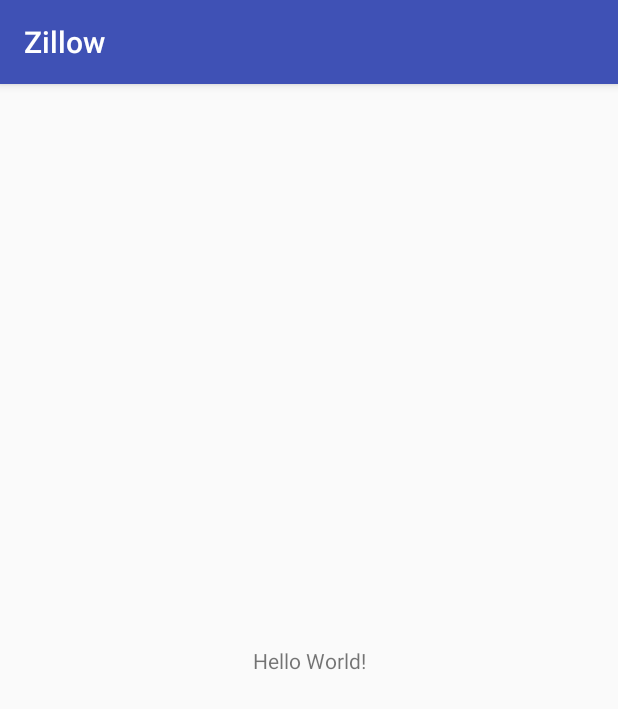
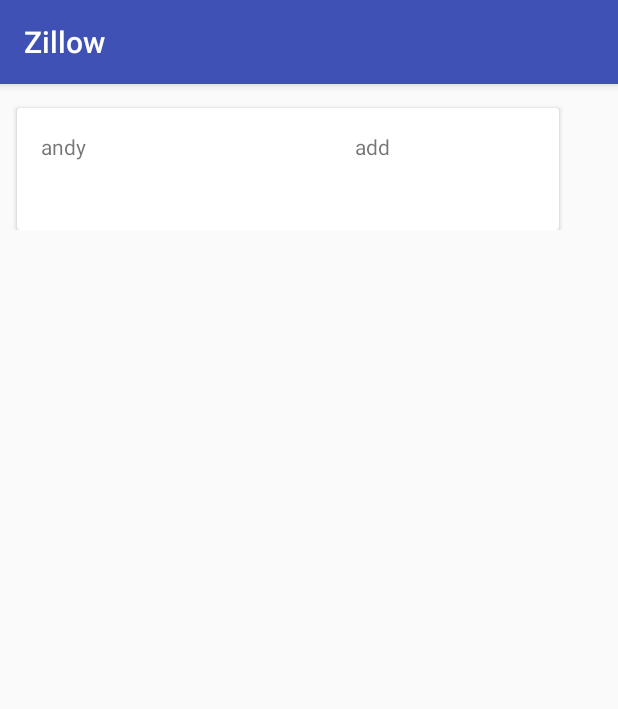
Before and after one commit to ysc1995/Zillow, an Android app: the screen it shows after launch (MainActivity), on a phone screen of 412 x 824 dp. Shown: the top 709 px of the screen. Run offline under Robolectric (Android 15) with nearby library versions, the phone set to English and light mode, and no system bars; our stand-ins replace RxJava, data binding; network calls fail; 1 statement that could not run was skipped.

Commit message:
Adding Recycler View

```diff
--- a/app/src/main/java/com/example/shaochengyang/zillow/data/DataManager.kt
+++ b/app/src/main/java/com/example/shaochengyang/zillow/data/DataManager.kt
@@ -6,8 +6,8 @@
     companion object {
         val iNetworkHelper : NetworkHelper = NetworkHelper()
     }
-    override fun getPropertyList(i: Int, s: String) {
-        iNetworkHelper.getPropertyList(i,s)
+    override fun getPropertyList(i: Int, s: String, viewModel: com.example.shaochengyang.zillow.viewmodel.ViewModel) {
+        iNetworkHelper.getPropertyList(i,s, viewModel)
     }
 
 
--- /dev/null
+++ b/app/src/main/java/com/example/shaochengyang/zillow/data/model/BindableAdapter.kt
@@ -0,0 +1,6 @@
+package com.example.shaochengyang.zillow.data.model
+
+interface BindableAdapter<T> {
+    fun updateList(items: List<T>)
+    fun idxChanged(positions: Int)
+}
--- /dev/null
+++ b/app/src/main/java/com/example/shaochengyang/zillow/data/model/PropertyItemAdapter.kt
@@ -0,0 +1,50 @@
+package com.example.shaochengyang.zillow.data.model
+
+import android.support.v7.widget.RecyclerView
+import android.view.LayoutInflater
+import android.view.View
+import android.view.ViewGroup
+import com.example.shaochengyang.zillow.R
+import kotlinx.android.synthetic.main.property_item_layout.view.*
+
+class PropertyItemAdapter : RecyclerView.Adapter<PropertyItemAdapter.MyViewHolder>(), BindableAdapter<PropertyItem>{
+
+    var mylist = emptyList<PropertyItem>()
+
+    override fun updateList(newList: List<PropertyItem>){
+        mylist = newList
+        notifyDataSetChanged()
+        //Log.d("MyTag","List Changed")
+    }
+
+    override fun idxChanged(idx: Int){
+        notifyItemChanged(idx)
+        //Log.d("MyTag","idx Changed")
+    }
+
+
+    override fun onCreateViewHolder(parent: ViewGroup, viewType: Int): MyViewHolder {
+        val v = LayoutInflater.from(parent.context).inflate(R.layout.property_item_layout, parent, false)
+        return MyViewHolder(v)
+    }
+
+    override fun getItemCount(): Int {
+        return mylist.size
+    }
+
+    override fun onBindViewHolder(holder: MyViewHolder, position: Int) {
+        var property = mylist.get(position)
+        holder.bind(property)
+    }
+
+
+    class MyViewHolder(itemView: View): RecyclerView.ViewHolder(itemView) {
+
+        fun bind(myProperty: PropertyItem){
+            itemView.textView_id.text = myProperty.id
+            itemView.textView_address.text = myProperty.propertyaddress
+        }
+
+    }
+
+}
--- a/app/src/main/java/com/example/shaochengyang/zillow/data/network/INetworkHelper.kt
+++ b/app/src/main/java/com/example/shaochengyang/zillow/data/network/INetworkHelper.kt
@@ -1,8 +1,6 @@
 package com.example.shaochengyang.zillow.data.network
 
 
-
-
 interface INetworkHelper {
-    abstract fun getPropertyList(i: Int, s: String)
+    abstract fun getPropertyList(i: Int, s: String, viewModel: com.example.shaochengyang.zillow.viewmodel.ViewModel)
 }
--- a/app/src/main/java/com/example/shaochengyang/zillow/data/network/NetworkHelper.kt
+++ b/app/src/main/java/com/example/shaochengyang/zillow/data/network/NetworkHelper.kt
@@ -1,7 +1,6 @@
 package com.example.shaochengyang.zillow.data.network
 
 import android.util.Log
-import com.example.shaochengyang.zillow.data.IDataManager
 import io.reactivex.android.schedulers.AndroidSchedulers
 import io.reactivex.disposables.Disposable
 import io.reactivex.schedulers.Schedulers
@@ -13,12 +12,19 @@
     }*/
     val apiService by lazy { ApiService.create() }
 
-    override fun getPropertyList(i: Int, s: String) {
+    override fun getPropertyList(i: Int, s: String, viewModel: com.example.shaochengyang.zillow.viewmodel.ViewModel) {
         disposable = apiService.getPropertyListInfo(i,s)
                 .subscribeOn(Schedulers.io())
                 .observeOn(AndroidSchedulers.mainThread())
                 .subscribe(
-                        {result -> Log.d("thistag", result.property!![0].id)},
+                        {result -> //Log.d("thistag", result.property!![0].id)
+                         //viewModel.updateList(result.property!![0])
+                            for(item in result.property!!){
+                                viewModel.updateList(item)
+                            }
+
+
+                        },
                         { error -> Log.d("thistag",error.message)}
                 )
     }
--- a/app/src/main/java/com/example/shaochengyang/zillow/ui/MainActivity.kt
+++ b/app/src/main/java/com/example/shaochengyang/zillow/ui/MainActivity.kt
@@ -1,20 +1,45 @@
 package com.example.shaochengyang.zillow.ui
 
+import android.databinding.DataBindingUtil
 import android.os.Bundle
 import android.support.v7.app.AppCompatActivity
+import android.support.v7.widget.LinearLayoutManager
 import com.example.shaochengyang.zillow.R
 import com.example.shaochengyang.zillow.data.DataManager
 import com.example.shaochengyang.zillow.data.IDataManager
+import com.example.shaochengyang.zillow.data.model.PropertyItem
+import com.example.shaochengyang.zillow.data.model.PropertyItemAdapter
+import com.example.shaochengyang.zillow.databinding.ActivityMainBinding
+import com.example.shaochengyang.zillow.viewmodel.ViewModel
+import kotlinx.android.synthetic.main.activity_main.*
 
 class MainActivity : AppCompatActivity() {
+
+    var viewModel = ViewModel()
 
     override fun onCreate(savedInstanceState: Bundle?) {
         super.onCreate(savedInstanceState)
         setContentView(R.layout.activity_main)
+        val binding: ActivityMainBinding = DataBindingUtil.setContentView(this, R.layout.activity_main)
 
 
+        val adapter = PropertyItemAdapter()
+        recycler_property.adapter = adapter
+        recycler_property.layoutManager = LinearLayoutManager(this)
+
+        binding.viewmodel = viewModel
+
+        //viewModel.updateList()
+        viewModel.initList()
+
         val iDataManager: IDataManager = DataManager()
-        iDataManager.getPropertyList(3,"landlord")
+        iDataManager.getPropertyList(3,"landlord", viewModel)
 
+        var propertyItem = PropertyItem()
+        propertyItem.id = "andy"
+        propertyItem.propertyaddress = "add"
+        viewModel.updateList(propertyItem)
+        //viewModel.updateList(propertyItem)
+        //viewModel.updateList(propertyItem)
     }
 }
--- /dev/null
+++ b/app/src/main/java/com/example/shaochengyang/zillow/utils/BindingUtils.kt
@@ -0,0 +1,22 @@
+package com.example.shaochengyang.zillow.utils
+
+import android.databinding.BindingAdapter
+import android.support.v7.widget.RecyclerView
+import com.example.shaochengyang.zillow.data.model.BindableAdapter
+
+
+
+@BindingAdapter("mylist")
+fun <T> setRecyclerViewProperties(recyclerView: RecyclerView, items: List<T>) {
+    if (recyclerView.adapter is BindableAdapter<*>) {
+        (recyclerView.adapter as BindableAdapter<T>).updateList(items)
+    }
+}
+
+@BindingAdapter("idx_change")
+fun <T> setDataChanged(recyclerView: RecyclerView, positions: Int) {
+    if (recyclerView.adapter is BindableAdapter<*>) {
+        (recyclerView.adapter as BindableAdapter<T>).idxChanged(positions)
+
+    }
+}
--- /dev/null
+++ b/app/src/main/java/com/example/shaochengyang/zillow/viewmodel/ViewModel.kt
@@ -0,0 +1,37 @@
+package com.example.shaochengyang.zillow.viewmodel
+
+import android.databinding.BaseObservable
+import android.databinding.Bindable
+import com.example.shaochengyang.zillow.BR
+
+
+import com.example.shaochengyang.zillow.data.model.PropertyItem
+
+class ViewModel: BaseObservable() {
+
+    @get: Bindable
+    var mylist :MutableList<PropertyItem> = mutableListOf()
+        set(value) {
+            field = value
+            notifyPropertyChanged(BR.mylist)
+        }
+
+    @get: Bindable
+    var idx_change: Int = 0
+        set(value) {
+            field = value
+            notifyPropertyChanged(BR.idx_change)
+        }
+
+    fun initList(){
+
+    }
+
+    fun updateList(myProperty: PropertyItem){
+        mylist.add(myProperty)
+
+        idx_change = 0
+
+    }
+
+}
--- a/app/src/main/res/layout/activity_main.xml
+++ b/app/src/main/res/layout/activity_main.xml
@@ -1,18 +1,38 @@
 <?xml version="1.0" encoding="utf-8"?>
-<android.support.constraint.ConstraintLayout xmlns:android="http://schemas.android.com/apk/res/android"
+<layout xmlns:tools="http://schemas.android.com/tools"
+    xmlns:android="http://schemas.android.com/apk/res/android"
     xmlns:app="http://schemas.android.com/apk/res-auto"
-    xmlns:tools="http://schemas.android.com/tools"
+    >
+    <data>
+        <variable
+            name="viewmodel"
+            type="com.example.shaochengyang.zillow.viewmodel.ViewModel"
+        />
+
+    </data>
+
+<android.support.constraint.ConstraintLayout
     android:layout_width="match_parent"
     android:layout_height="match_parent"
     tools:context=".ui.MainActivity">
 
-    <TextView
-        android:layout_width="wrap_content"
-        android:layout_height="wrap_content"
-        android:text="Hello World!"
+
+    <android.support.v7.widget.RecyclerView
+        android:id="@+id/recycler_property"
+        android:layout_width="368dp"
+        android:layout_height="455dp"
+        android:layout_marginBottom="8dp"
+        android:layout_marginEnd="8dp"
+        android:layout_marginStart="8dp"
+        android:layout_marginTop="8dp"
         app:layout_constraintBottom_toBottomOf="parent"
-        app:layout_constraintLeft_toLeftOf="parent"
-        app:layout_constraintRight_toRightOf="parent"
-        app:layout_constraintTop_toTopOf="parent" />
-
+        app:layout_constraintEnd_toEndOf="parent"
+        app:layout_constraintHorizontal_bias="0.0"
+        app:layout_constraintStart_toStartOf="parent"
+        app:layout_constraintTop_toTopOf="parent"
+        app:layout_constraintVertical_bias="0.0"
+        app:idx_change="@{viewmodel.idx_change}"
+        app:mylist="@{viewmodel.mylist}"
+        />
 </android.support.constraint.ConstraintLayout>
+</layout>
--- /dev/null
+++ b/app/src/main/res/layout/property_item_layout.xml
@@ -0,0 +1,53 @@
+<?xml version="1.0" encoding="utf-8"?>
+<android.support.constraint.ConstraintLayout
+    xmlns:android="http://schemas.android.com/apk/res/android"
+    xmlns:app="http://schemas.android.com/apk/res-auto"
+    xmlns:tools="http://schemas.android.com/tools"
+    android:layout_width="match_parent"
+    android:layout_height="wrap_content">
+
+    <android.support.v7.widget.CardView
+        android:layout_width="361dp"
+        android:layout_height="81dp"
+        android:layout_marginEnd="8dp"
+        android:layout_marginLeft="8dp"
+        android:layout_marginRight="8dp"
+        android:layout_marginStart="8dp"
+        android:layout_marginTop="8dp"
+        app:layout_constraintEnd_toEndOf="parent"
+        app:layout_constraintStart_toStartOf="parent"
+        app:layout_constraintTop_toTopOf="parent" >
+
+        <android.support.constraint.ConstraintLayout
+            android:layout_width="match_parent"
+            android:layout_height="match_parent">
+
+            <TextView
+                android:id="@+id/textView_id"
+                android:layout_width="114dp"
+                android:layout_height="42dp"
+                android:layout_marginLeft="16dp"
+                android:layout_marginStart="16dp"
+                android:layout_marginTop="16dp"
+                android:text="ID"
+                app:layout_constraintStart_toStartOf="parent"
+                app:layout_constraintTop_toTopOf="parent" />
+
+            <TextView
+                android:id="@+id/textView_address"
+                android:layout_width="128dp"
+                android:layout_height="41dp"
+                android:layout_marginEnd="8dp"
+                android:layout_marginLeft="256dp"
+                android:layout_marginRight="8dp"
+                android:layout_marginStart="256dp"
+                android:layout_marginTop="16dp"
+                android:text="Address"
+                app:layout_constraintEnd_toEndOf="parent"
+                app:layout_constraintHorizontal_bias="1.0"
+                app:layout_constraintStart_toStartOf="parent"
+                app:layout_constraintTop_toTopOf="parent" />
+
+        </android.support.constraint.ConstraintLayout>
+    </android.support.v7.widget.CardView>
+</android.support.constraint.ConstraintLayout>
```
Also changed, not shown: app/build.gradle (+20 -10 lines).
